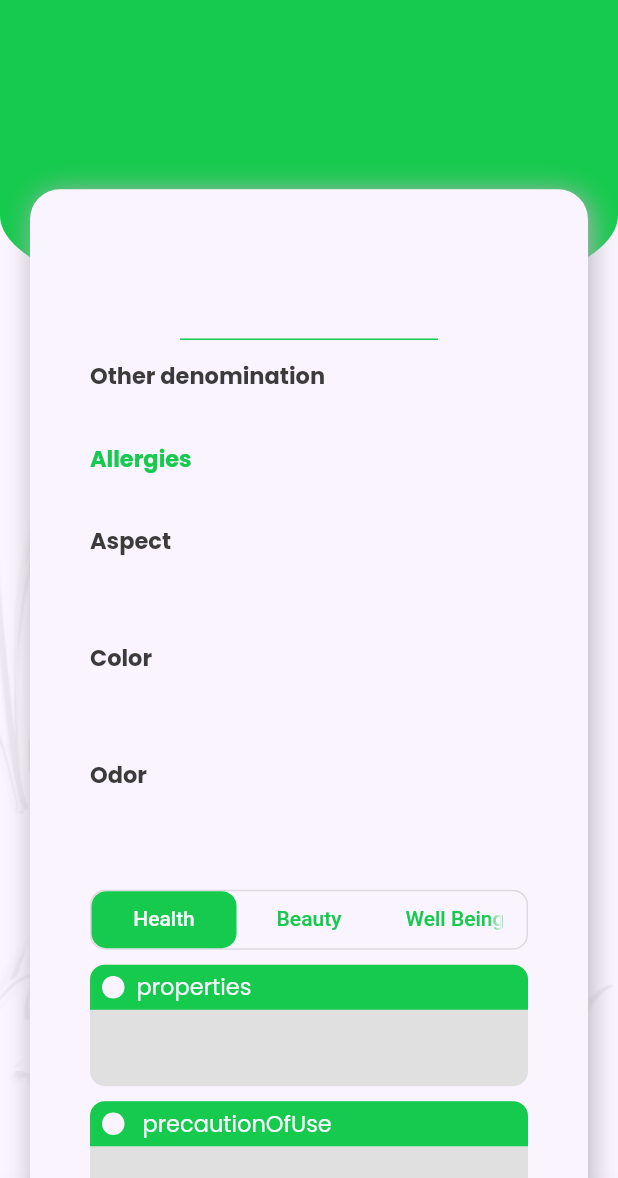
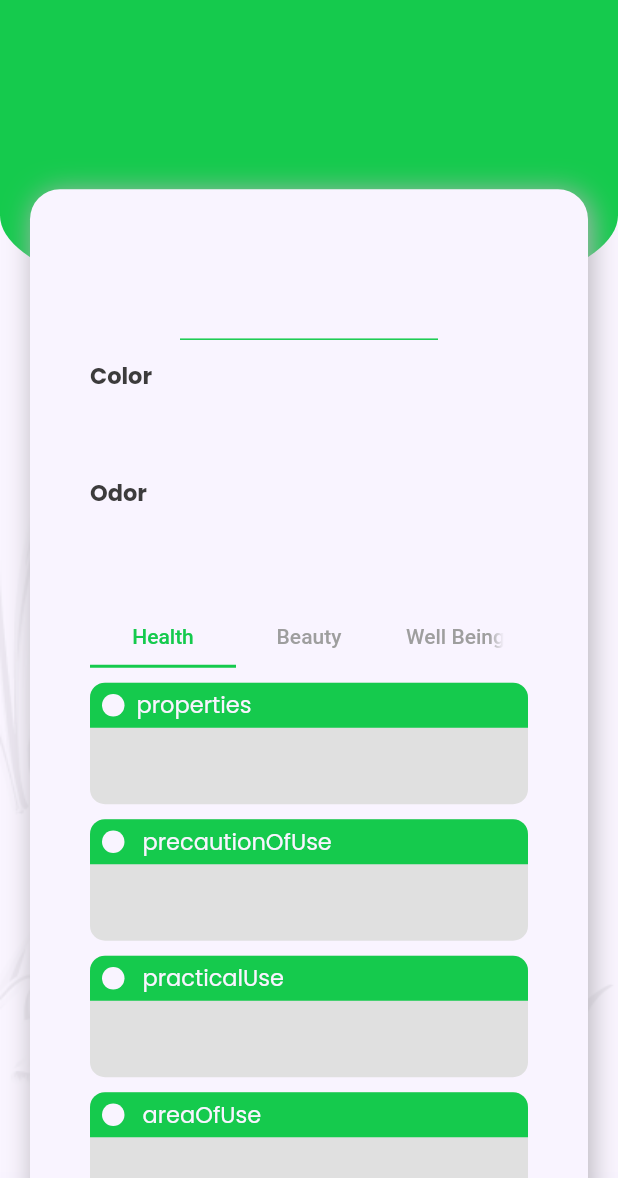
Before and after one commit to phytogenia/aromatherapy-app, a Flutter app: the OilDetails screen opened directly with empty values, on a phone screen of 412 x 824 dp, the part 58-1236 px from its top. Run offline on Flutter 3.47's test engine with Material 2 defaults, Android fonts, the phone set to English and light mode, and no system bars; our stand-ins replace cloud_firestore, curved_navigation_bar, firebase_auth, firebase_core, google_fonts, google_sign_in and 2 more; missing offline and left inert: flutter_facebook_auth; accounts and stored records are empty.

Commit message:
tabs ouil details design fix

```diff
--- a/lib/screens/home/oils/oil_details.dart
+++ b/lib/screens/home/oils/oil_details.dart
@@ -78,11 +78,12 @@ class _OilDetailsState extends State<OilDetails> {
         ),
       ),
       body: SingleChildScrollView(
-        physics: const ScrollPhysics(),
+        physics: const AlwaysScrollableScrollPhysics(),
         child: SafeArea(
           bottom: false,
           top: false,
           child: SingleChildScrollView(
+            physics: const AlwaysScrollableScrollPhysics(),
             child: Container(
               height: MediaQuery.of(context).size.height,
               decoration: const BoxDecoration(
@@ -155,6 +156,9 @@ class _OilDetailsState extends State<OilDetails> {
                                   color: kPrimaryColor,
                                 ),
                                 const SizedBox(height: 5),
+                                !s.isEmpty ?
+                                Column(
+                                  children: [
                                     const Align(
                                       alignment: Alignment.topLeft,
                                       child: Text(
@@ -176,6 +180,14 @@ class _OilDetailsState extends State<OilDetails> {
                                       ),
                                     ),
                                     const SizedBox(height: 10),
+
+                                  ],
+                                ):
+                                    const SizedBox(height: 0,),
+
+                                !p.isEmpty ?
+                                Column(
+                                  children: [
                                     const Align(
                                       alignment: Alignment.topLeft,
                                       child: Text(
@@ -186,6 +198,7 @@ class _OilDetailsState extends State<OilDetails> {
                                             fontWeight: FontWeight.bold),
                                       ),
                                     ),
+
                                     Align(
                                       alignment: Alignment.topLeft,
                                       child: Text(
@@ -197,6 +210,12 @@ class _OilDetailsState extends State<OilDetails> {
                                       ),
                                     ),
                                     const SizedBox(height: 10),
+
+                                  ],
+                                ): const SizedBox(height: 0,),
+
+                               !aspect.isEmpty? Column(
+                                  children: [
                                     const Align(
                                       alignment: Alignment.topLeft,
                                       child: Text(
@@ -214,6 +233,12 @@ class _OilDetailsState extends State<OilDetails> {
                                       PrimaryListProperties(properties: aspect),
                                     ),
                                     const SizedBox(height: 10),
+
+                                  ],
+                                ): SizedBox(height: 0,),
+
+                                Column(
+                                  children: [
                                     const Align(
                                       alignment: Alignment.topLeft,
                                       child: Text(
@@ -231,6 +256,11 @@ class _OilDetailsState extends State<OilDetails> {
                                       PrimaryListProperties(properties: colo),
                                     ),
                                     const SizedBox(height: 10),
+                                  ],
+                                ),
+
+                                Column(
+                                  children: [
                                     const Align(
                                       alignment: Alignment.topLeft,
                                       child: Text(
@@ -248,18 +278,14 @@ class _OilDetailsState extends State<OilDetails> {
                                       PrimaryListProperties(properties: odor),
                                     ),
                                     const SizedBox(height: 20),
+                                  ],
+                                ),
+
                                 DefaultTabController(
                                     initialIndex: SelectedIndex,
                                     length: 3,
                                     child: Container(
                                       height: 40,
-                                      decoration: BoxDecoration(
-                                          borderRadius: const BorderRadius.all(
-                                              Radius.circular(10)),
-                                          border: Border.all(
-                                              color: kSecondaryTextColor
-                                                  .withOpacity(.4),
-                                              width: 1)),
                                       child: TabBar(
                                         onTap: (int index) {
                                           SelectedIndex = index;
@@ -277,15 +303,9 @@ class _OilDetailsState extends State<OilDetails> {
                                             text: "Well Being",
                                           ),
                                         ],
-                                        unselectedLabelColor: kPrimaryColor,
-                                        labelColor: kSecondaryBackgroundColor,
-                                        indicator: RectangularIndicator(
-                                          color: kPrimaryColor,
-                                          bottomLeftRadius: 10,
-                                          bottomRightRadius: 10,
-                                          topLeftRadius: 10,
-                                          topRightRadius: 10,
-                                        ),
+                                        unselectedLabelColor: graycolor,
+                                        labelColor: kPrimaryColor,
+                                        indicatorColor: kPrimaryColor,
                                       ),
                                     )),
                                 SelectedIndex == 0
@@ -295,8 +315,7 @@ class _OilDetailsState extends State<OilDetails> {
                                         child: ListView.builder(
                                             padding: const EdgeInsets.symmetric(
                                                 vertical: 10),
-                                            physics:
-                                                const NeverScrollableScrollPhysics(),
+                                            physics: NeverScrollableScrollPhysics(),
                                             shrinkWrap: true,
                                             itemCount: health
                                                 .toString()
@@ -304,10 +323,11 @@ class _OilDetailsState extends State<OilDetails> {
                                                 .length,
                                             scrollDirection: Axis.vertical,
                                             itemBuilder: (context, index) {
+
                                               return !health
                                                       .toString()
                                                       .split(",")[index]
-                                                      .split(":")[1]
+                                                      .split(':')[1]
                                                       .contains("null")
                                                   ? PrimaryPropertyDescriptionCard(
                                                       title: health
@@ -333,8 +353,7 @@ class _OilDetailsState extends State<OilDetails> {
                                                     padding: const EdgeInsets
                                                             .symmetric(
                                                         vertical: 10),
-                                                    physics:
-                                                        const NeverScrollableScrollPhysics(),
+                                                    physics: NeverScrollableScrollPhysics(),
                                                     shrinkWrap: true,
                                                     itemCount: beauty
                                                         .toString()
@@ -379,8 +398,7 @@ class _OilDetailsState extends State<OilDetails> {
                                                     padding: const EdgeInsets
                                                             .symmetric(
                                                         vertical: 10),
-                                                    physics:
-                                                        const NeverScrollableScrollPhysics(),
+                                                    physics: NeverScrollableScrollPhysics(),
                                                     shrinkWrap: true,
                                                     itemCount: wellBeing
                                                         .toString()
--- a/lib/screens/home/oils/oils_list_screen.dart
+++ b/lib/screens/home/oils/oils_list_screen.dart
@@ -70,7 +70,7 @@ class _OilListScreenState extends State<OilListScreen> {
           )),
         ),
         body: SingleChildScrollView(
-              physics: AlwaysScrollableScrollPhysics(),
+              physics: const AlwaysScrollableScrollPhysics(),
               child: SafeArea(
                   bottom: false,
                   child: SingleChildScrollView(
@@ -195,6 +195,8 @@ class _OilListScreenState extends State<OilListScreen> {
                                     height: MediaQuery.of(context).size.height,
                                     child: _foundoils.isNotEmpty
                                                 ? ListView.builder(
+                                        shrinkWrap: true,
+                                        physics: const NeverScrollableScrollPhysics(),
                                                 padding: const EdgeInsets.symmetric(horizontal: 15),
                                                 itemCount: _foundoils.length,
                                                 scrollDirection: Axis.vertical,
@@ -222,6 +224,8 @@ class _OilListScreenState extends State<OilListScreen> {
                                               data = snapshot.data!.docs;
 
                                               return ListView.builder(
+                                                shrinkWrap: true,
+                                                physics: const NeverScrollableScrollPhysics(),
                                                 padding: const EdgeInsets.symmetric(horizontal: 15),
                                                 itemCount: data.length,
                                                 scrollDirection: Axis.vertical,
@@ -242,8 +246,6 @@ class _OilListScreenState extends State<OilListScreen> {
                                               style: TextStyle(fontSize: 24),
                                             );
                                           }
-
-
                                       ),
                                     ),
                                           ),
```
Lines whose indentation alone changed are shown as unchanged.
